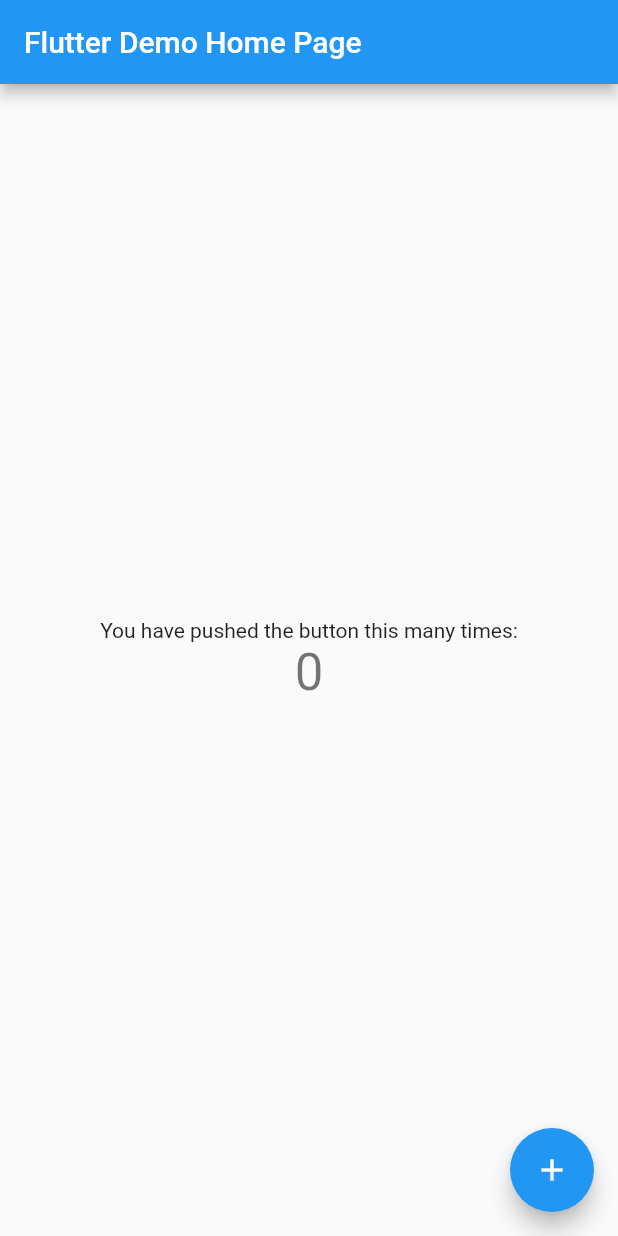
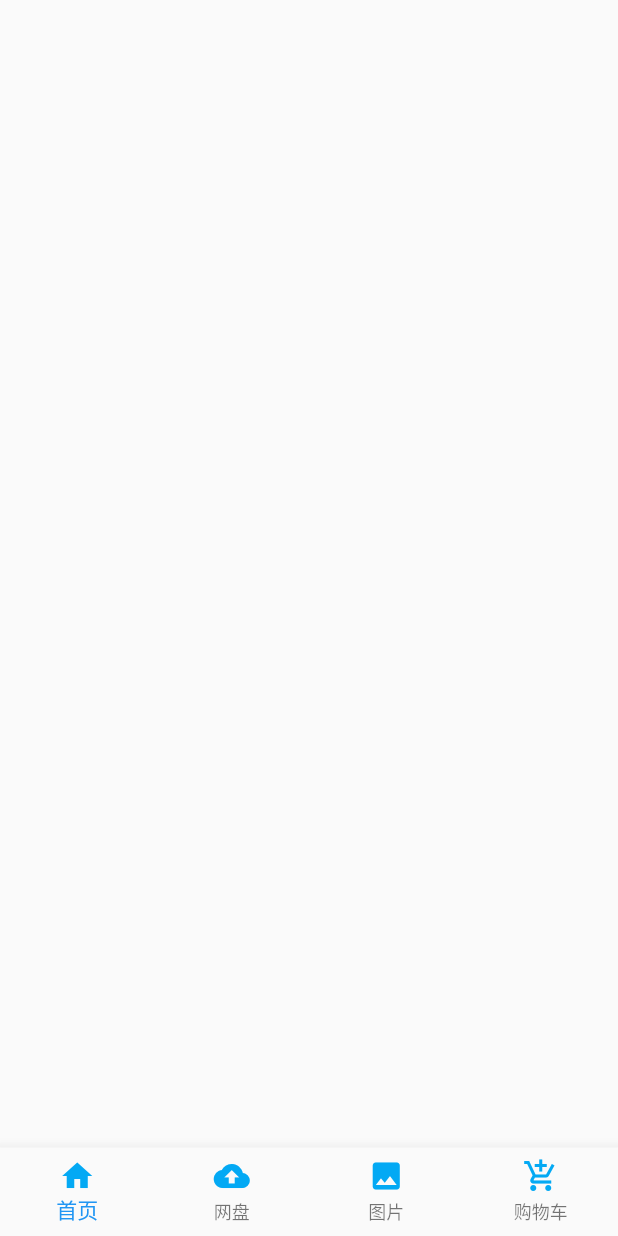
Before and after one commit to soojade/flutter-demoes, a Flutter app: the screen it shows after launch, on a phone screen of 412 x 824 dp. Run offline on Flutter 3.47's test engine with Material 2 defaults, Android fonts, the phone set to English and light mode, and no system bars.

Commit message:
添加底部导航栏

```diff
--- /dev/null
+++ b/lib/bottom_navigation_bar/bottom_navigation.dart
@@ -0,0 +1,47 @@
+import 'package:flutter/material.dart';
+
+class BottomNavigation extends StatefulWidget {
+  _BottomNavigationState createState() => _BottomNavigationState();
+}
+
+class _BottomNavigationState extends State<BottomNavigation> {
+  final _bottomNavigationColor = Colors.lightBlue;
+
+  @override
+  Widget build(BuildContext context) {
+    return Scaffold(
+      bottomNavigationBar: BottomNavigationBar(items: [
+        BottomNavigationBarItem(
+            icon: Icon(Icons.home, color: _bottomNavigationColor),
+            title: Text('首页', style: TextStyle(color: _bottomNavigationColor))),
+        BottomNavigationBarItem(
+            icon: Icon(
+              Icons.backup,
+              color: _bottomNavigationColor,
+            ),
+            title: Text(
+              '网盘',
+              style: TextStyle(color: _bottomNavigationColor),
+            )),
+        BottomNavigationBarItem(
+            icon: Icon(
+              Icons.photo,
+              color: _bottomNavigationColor,
+            ),
+            title: Text(
+              '图片',
+              style: TextStyle(color: _bottomNavigationColor),
+            )),
+        BottomNavigationBarItem(
+            icon: Icon(
+              Icons.add_shopping_cart,
+              color: _bottomNavigationColor,
+            ),
+            title: Text(
+              '购物车',
+              style: TextStyle(color: _bottomNavigationColor),
+            ))
+      ], type: BottomNavigationBarType.fixed),
+    );
+  }
+}
--- a/lib/main.dart
+++ b/lib/main.dart
@@ -1,111 +1,16 @@
 import 'package:flutter/material.dart';
+import 'package:flutter_demoes/bottom_navigation_bar/bottom_navigation.dart';
 
 void main() => runApp(MyApp());
 
 class MyApp extends StatelessWidget {
-  // This widget is the root of your application.
   @override
   Widget build(BuildContext context) {
     return MaterialApp(
-      title: 'Flutter Demo',
-      theme: ThemeData(
-        // This is the theme of your application.
-        //
-        // Try running your application with "flutter run". You'll see the
-        // application has a blue toolbar. Then, without quitting the app, try
-        // changing the primarySwatch below to Colors.green and then invoke
-        // "hot reload" (press "r" in the console where you ran "flutter run",
-        // or simply save your changes to "hot reload" in a Flutter IDE).
-        // Notice that the counter didn't reset back to zero; the application
-        // is not restarted.
-        primarySwatch: Colors.blue,
-      ),
-      home: MyHomePage(title: 'Flutter Demo Home Page'),
+      debugShowCheckedModeBanner: false, // 去除debug模式时右上角的斜杠
+      title: 'flutter 小练习',
+      theme: ThemeData.light(),
+      home: BottomNavigation(), // 底部导航栏
     );
   }
 }
-
-class MyHomePage extends StatefulWidget {
-  MyHomePage({Key key, this.title}) : super(key: key);
-
-  // This widget is the home page of your application. It is stateful, meaning
-  // that it has a State object (defined below) that contains fields that affect
-  // how it looks.
-
-  // This class is the configuration for the state. It holds the values (in this
-  // case the title) provided by the parent (in this case the App widget) and
-  // used by the build method of the State. Fields in a Widget subclass are
-  // always marked "final".
-
-  final String title;
-
-  @override
-  _MyHomePageState createState() => _MyHomePageState();
-}
-
-class _MyHomePageState extends State<MyHomePage> {
-  int _counter = 0;
-
-  void _incrementCounter() {
-    setState(() {
-      // This call to setState tells the Flutter framework that something has
-      // changed in this State, which causes it to rerun the build method below
-      // so that the display can reflect the updated values. If we changed
-      // _counter without calling setState(), then the build method would not be
-      // called again, and so nothing would appear to happen.
-      _counter++;
-    });
-  }
-
-  @override
-  Widget build(BuildContext context) {
-    // This method is rerun every time setState is called, for instance as done
-    // by the _incrementCounter method above.
-    //
-    // The Flutter framework has been optimized to make rerunning build methods
-    // fast, so that you can just rebuild anything that needs updating rather
-    // than having to individually change instances of widgets.
-    return Scaffold(
-      appBar: AppBar(
-        // Here we take the value from the MyHomePage object that was created by
-        // the App.build method, and use it to set our appbar title.
-        title: Text(widget.title),
-      ),
-      body: Center(
-        // Center is a layout widget. It takes a single child and positions it
-        // in the middle of the parent.
-        child: Column(
-          // Column is also layout widget. It takes a list of children and
-          // arranges them vertically. By default, it sizes itself to fit its
-          // children horizontally, and tries to be as tall as its parent.
-          //
-          // Invoke "debug painting" (press "p" in the console, choose the
-          // "Toggle Debug Paint" action from the Flutter Inspector in Android
-          // Studio, or the "Toggle Debug Paint" command in Visual Studio Code)
-          // to see the wireframe for each widget.
-          //
-          // Column has various properties to control how it sizes itself and
-          // how it positions its children. Here we use mainAxisAlignment to
-          // center the children vertically; the main axis here is the vertical
-          // axis because Columns are vertical (the cross axis would be
-          // horizontal).
-          mainAxisAlignment: MainAxisAlignment.center,
-          children: <Widget>[
-            Text(
-              'You have pushed the button this many times:',
-            ),
-            Text(
-              '$_counter',
-              style: Theme.of(context).textTheme.display1,
-            ),
-          ],
-        ),
-      ),
-      floatingActionButton: FloatingActionButton(
-        onPressed: _incrementCounter,
-        tooltip: 'Increment',
-        child: Icon(Icons.add),
-      ), // This trailing comma makes auto-formatting nicer for build methods.
-    );
-  }
-}
```
